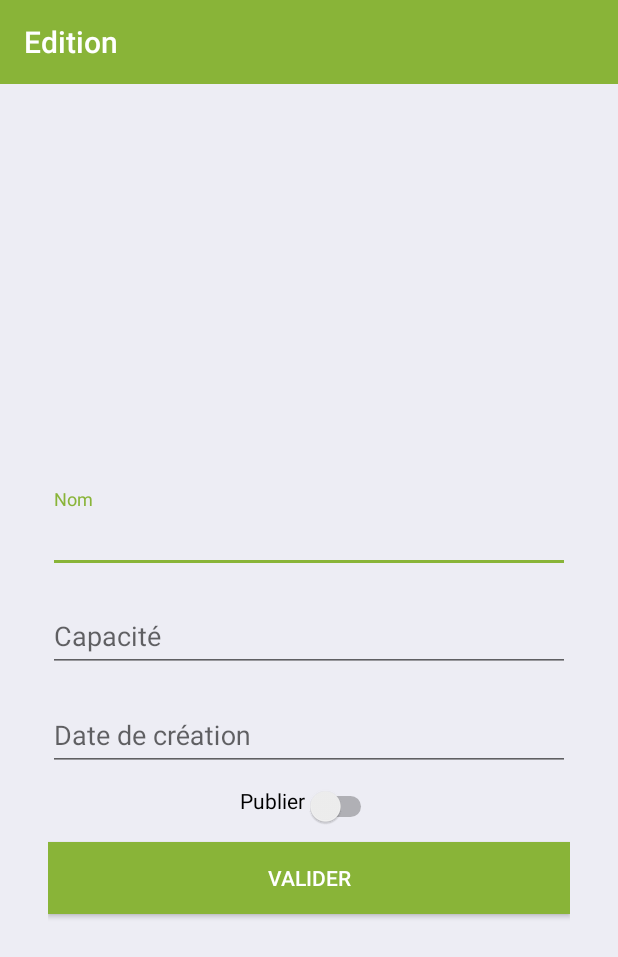
After one commit to RuslanMancaVolkov/ParkingVelo, an Android app: the ParcActivity screen opened directly, with no data from a screen before it, on a phone screen of 412 x 824 dp. The commit adds this screen. Shown: the top 957 px of the screen. Run offline under Robolectric (Android 15) with nearby library versions, the light colour scheme and no system bars; our stand-ins replace Firebase (no records; nobody signed in at launch, a user with empty details on screens opened directly); 5 statements that could not run were skipped.

Commit message:
Implémentation de la modification d'un parc et les utilisateurs ne voient plus les parcs des autres membres qui ne sont pas partagés.

```diff
--- a/app/src/main/AndroidManifest.xml
+++ b/app/src/main/AndroidManifest.xml
@@ -45,6 +45,10 @@
         <activity
             android:name=".ParcsActivity"
             android:label="@string/title_activity_parcs"
+            android:theme="@style/AppTheme" />
+        <activity
+            android:name=".ParcActivity"
+            android:label="@string/title_activity_parc"
             android:theme="@style/AppTheme"></activity>
     </application>
 
--- /dev/null
+++ b/app/src/main/java/com/ruslanmancavolkov/parkingvelo/ParcActivity.java
@@ -0,0 +1,64 @@
+package com.ruslanmancavolkov.parkingvelo;
+
+import android.content.Intent;
+import android.os.Bundle;
+import android.support.design.widget.FloatingActionButton;
+import android.support.design.widget.Snackbar;
+import android.support.v7.app.AppCompatActivity;
+import android.support.v7.widget.Toolbar;
+import android.view.View;
+import android.widget.Button;
+import android.widget.EditText;
+import android.widget.Switch;
+
+import com.google.firebase.FirebaseApp;
+import com.google.firebase.database.DatabaseReference;
+import com.google.firebase.database.FirebaseDatabase;
+import com.ruslanmancavolkov.parkingvelo.models.Parcs;
+
+public class ParcActivity extends AppCompatActivity {
+
+    private Button btnSubmit;
+    private EditText name, capacity, creationDate;
+    private Switch shared;
+    private Parcs parc;
+    private DatabaseReference ref;
+    private static final String FIREBASE_DB = "https://parking-velo.firebaseio.com/";
+
+    @Override
+    protected void onCreate(Bundle savedInstanceState) {
+        super.onCreate(savedInstanceState);
+        setContentView(R.layout.activity_parc);
+        Toolbar toolbar = (Toolbar) findViewById(R.id.toolbar);
+        setSupportActionBar(toolbar);
+
+        btnSubmit = findViewById(R.id.btn_submit);
+        name = findViewById(R.id.name);
+        capacity = findViewById(R.id.capacity);
+        creationDate = findViewById(R.id.creation_date);
+        shared = (Switch)findViewById(R.id.shared);
+
+        Intent i = getIntent();
+        parc = (Parcs)i.getSerializableExtra("parc");
+
+        name.setText(parc.getN());
+        capacity.setText(String.valueOf(parc.getCp()));
+        creationDate.setText(parc.getDc());
+        shared.setChecked(parc.getS());
+        ref = FirebaseDatabase.getInstance(FirebaseApp.getInstance()).getReferenceFromUrl(FIREBASE_DB);
+
+        btnSubmit.setOnClickListener(new View.OnClickListener() {
+            @Override
+            public void onClick(View v) {
+                DatabaseReference parcsRef = ref.child("parcs");
+                /*parc.setN(name.getText().toString());
+                parc.setCp(Integer.getInteger(capacity.getText().toString()));
+                parc.setS(shared.isChecked());*/
+                parcsRef.child(parc.getId()).child("n").setValue(name.getText().toString());
+                parcsRef.child(parc.getId()).child("s").setValue(shared.isChecked());
+                parcsRef.child(parc.getId()).child("cp").setValue(Integer.parseInt(capacity.getText().toString()));
+                startActivity(new Intent(ParcActivity.this, ParcsActivity.class));
+            }
+        });
+    }
+}
--- a/app/src/main/java/com/ruslanmancavolkov/parkingvelo/models/Parcs.java
+++ b/app/src/main/java/com/ruslanmancavolkov/parkingvelo/models/Parcs.java
@@ -1,10 +1,11 @@
 package com.ruslanmancavolkov.parkingvelo.models;
 
+import java.io.Serializable;
 import java.text.DateFormat;
 import java.text.SimpleDateFormat;
 import java.util.Date;
 
-public class Parcs {
+public class Parcs implements Serializable {
 
     // Identifiant de l'utilisateur
     public String id;
--- /dev/null
+++ b/app/src/main/res/layout/activity_parc.xml
@@ -0,0 +1,36 @@
+<?xml version="1.0" encoding="utf-8"?>
+<android.support.design.widget.CoordinatorLayout xmlns:android="http://schemas.android.com/apk/res/android"
+    xmlns:app="http://schemas.android.com/apk/res-auto"
+    xmlns:tools="http://schemas.android.com/tools"
+    android:layout_width="match_parent"
+    android:layout_height="match_parent"
+    tools:context=".ParcActivity">
+
+    <android.support.design.widget.AppBarLayout
+        android:layout_width="match_parent"
+        android:layout_height="wrap_content"
+        android:theme="@style/AppTheme.AppBarOverlay"
+        app:elevation="0dp">
+
+        <android.support.v7.widget.Toolbar
+            android:id="@+id/toolbar"
+            android:layout_width="match_parent"
+            android:layout_height="wrap_content"
+            android:background="@color/colorPrimaryDark"
+            app:layout_scrollFlags="scroll|enterAlways"
+            app:popupTheme="@style/AppTheme.PopupOverlay"
+            app:titleTextColor="@color/white" />
+
+    </android.support.design.widget.AppBarLayout>
+
+    <include layout="@layout/content_parc" />
+
+    <!--<android.support.design.widget.FloatingActionButton
+        android:id="@+id/fab"
+        android:layout_width="wrap_content"
+        android:layout_height="wrap_content"
+        android:layout_gravity="bottom|end"
+        android:layout_margin="@dimen/fab_margin"
+        app:srcCompat="@android:drawable/ic_dialog_email" />-->
+
+</android.support.design.widget.CoordinatorLayout>
--- /dev/null
+++ b/app/src/main/res/layout/content_parc.xml
@@ -0,0 +1,108 @@
+<?xml version="1.0" encoding="utf-8"?>
+<android.support.constraint.ConstraintLayout xmlns:android="http://schemas.android.com/apk/res/android"
+    xmlns:app="http://schemas.android.com/apk/res-auto"
+    xmlns:tools="http://schemas.android.com/tools"
+    android:layout_width="match_parent"
+    android:layout_height="match_parent"
+    app:layout_behavior="@string/appbar_scrolling_view_behavior"
+    tools:context=".ParcActivity"
+    tools:showIn="@layout/activity_parc">
+
+    <ScrollView
+        android:layout_width="match_parent"
+        android:layout_height="match_parent"
+        android:fillViewport="true">
+        <LinearLayout
+            android:layout_width="fill_parent"
+            android:layout_height="fill_parent"
+            android:background="@color/colorPrimary"
+            android:gravity="center"
+            android:orientation="vertical"
+            android:padding="@dimen/activity_horizontal_margin">
+
+            <LinearLayout
+                android:layout_width="fill_parent"
+                android:layout_height="fill_parent"
+                android:background="@color/colorPrimary"
+                android:gravity="center"
+                android:orientation="vertical"
+                android:padding="@dimen/activity_horizontal_margin">
+
+                <android.support.design.widget.TextInputLayout
+                    android:layout_width="match_parent"
+                    android:layout_height="wrap_content">
+
+                    <EditText
+                        android:id="@+id/name"
+                        android:layout_width="match_parent"
+                        android:layout_height="wrap_content"
+                        android:layout_marginBottom="10dp"
+                        android:hint="@string/hint_name"
+                        android:inputType="text"
+                        android:textColor="@android:color/black"
+                        android:textColorHint="@android:color/white" />
+                </android.support.design.widget.TextInputLayout>
+
+                <android.support.design.widget.TextInputLayout
+                    android:layout_width="match_parent"
+                    android:layout_height="wrap_content">
+
+                    <EditText
+                        android:id="@+id/capacity"
+                        android:layout_width="fill_parent"
+                        android:layout_height="wrap_content"
+                        android:layout_marginBottom="10dp"
+                        android:hint="@string/hint_capacity"
+                        android:inputType="number"
+                        android:textColor="@android:color/black"
+                        android:textColorHint="@android:color/white" />
+                </android.support.design.widget.TextInputLayout>
+
+                <android.support.design.widget.TextInputLayout
+                    android:layout_width="match_parent"
+                    android:layout_height="wrap_content">
+
+                    <EditText
+                        android:id="@+id/creation_date"
+                        android:layout_width="fill_parent"
+                        android:layout_height="wrap_content"
+                        android:layout_marginBottom="10dp"
+                        android:hint="@string/hint_creation_date"
+                        android:inputType="none"
+                        android:focusable="false"
+                        android:textColor="@android:color/black"
+                        android:textColorHint="@android:color/white"/>
+                </android.support.design.widget.TextInputLayout>
+
+                <Switch
+                    android:id="@+id/shared"
+                    android:layout_width="wrap_content"
+                    android:layout_height="wrap_content"
+                    android:layout_alignParentEnd="true"
+                    android:layout_alignParentRight="true"
+                    android:gravity="right"
+                    android:text="@string/publishing_switch"/>
+
+                <!-- Login Button -->
+
+                <Button
+                    android:id="@+id/btn_submit"
+                    android:layout_width="fill_parent"
+                    android:layout_height="wrap_content"
+                    android:layout_marginTop="10dip"
+                    android:background="@color/colorAccent"
+                    android:text="@string/btn_submit"
+                    android:textColor="@android:color/white" />
+            </LinearLayout>
+
+            <ProgressBar
+                android:id="@+id/progressBar"
+                android:layout_width="30dp"
+                android:layout_height="30dp"
+                android:layout_gravity="center|bottom"
+                android:layout_marginBottom="20dp"
+                android:visibility="gone" />
+        </LinearLayout>
+    </ScrollView>
+
+</android.support.constraint.ConstraintLayout>
--- a/app/src/main/res/values/strings.xml
+++ b/app/src/main/res/values/strings.xml
@@ -79,10 +79,14 @@
 
     <string name="btn_show_route">Itinéraire</string>
     <string name="publishing_switch">Publier</string>
-    <string name="title_activity_parcs">ParcsActivity</string>
+    <string name="title_activity_parcs">Mes Parcs</string>
 
     <string name="btn_parcs">Parcs</string>
     <string name="delete">Supprimer</string>
     <string name="delete_parc">supprimé de vos parcs !</string>
     <string name="undo">Annuler</string>
+    <string name="title_activity_parc">Edition</string>
+    <string name="hint_capacity">Capacité</string>
+    <string name="btn_submit">Valider</string>
+    <string name="hint_creation_date">Date de création</string>
 </resources>
```
Also changed, not shown: app/src/main/java/com/ruslanmancavolkov/parkingvelo/MainActivity.java (+14 -9 lines), app/src/main/java/com/ruslanmancavolkov/parkingvelo/ParcsActivity.java (+26 -7 lines), app/src/main/java/com/ruslanmancavolkov/parkingvelo/adapters/ParcsListAdapter.java (+27 -1 lines), app/src/main/res/layout/content_parcs.xml (+15 -5 lines), app/src/main/res/layout/parcs_listview_row.xml (+13 -19 lines).
